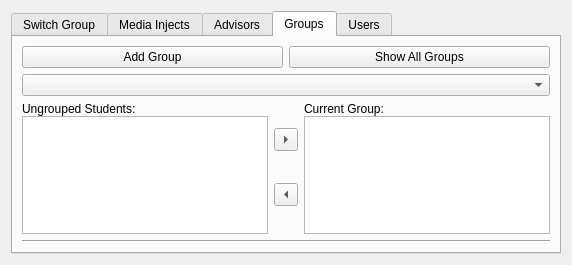
The window that ui/EditScenarioForm.ui (dmzdev/stance) describes before a commit, drawn with Qt 5.
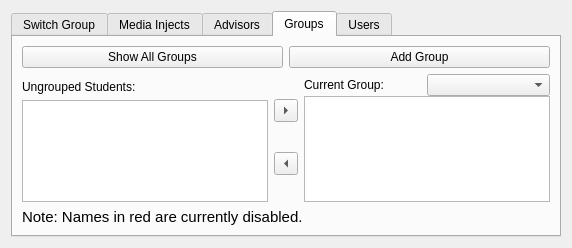
The same window after the commit. The open tabs and pages were chosen to show the change.

Commit message: Colored text when disabling users. Creating and editing users with new permissions. UI changes to edit scenario.

Patch:
```diff
--- a/ui/EditScenarioForm.ui
+++ b/ui/EditScenarioForm.ui
@@ -7,7 +7,7 @@
     <x>0</x>
     <y>0</y>
     <width>572</width>
-    <height>265</height>
+    <height>248</height>
    </rect>
   </property>
   <property name="windowTitle">
@@ -174,18 +174,7 @@
       </attribute>
       <layout class="QVBoxLayout" name="verticalLayout_40">
        <item>
-        <layout class="QHBoxLayout" name="horizontalLayout_31">
-         <item>
-          <layout class="QVBoxLayout" name="verticalLayout_3">
-           <item>
             <layout class="QHBoxLayout" name="horizontalLayout_5">
-             <item>
-              <widget class="QPushButton" name="addGroupButton">
-               <property name="text">
-                <string>Add Group</string>
-               </property>
-              </widget>
-             </item>
              <item>
               <widget class="QPushButton" name="allGroupButton">
                <property name="text">
@@ -193,12 +182,12 @@
                </property>
               </widget>
              </item>
-            </layout>
-           </item>
            <item>
-            <widget class="QComboBox" name="groupComboBox"/>
-           </item>
-          </layout>
+          <widget class="QPushButton" name="addGroupButton">
+           <property name="text">
+            <string>Add Group</string>
+           </property>
+          </widget>
          </item>
         </layout>
        </item>
@@ -211,6 +200,12 @@
            </property>
            <item>
             <widget class="QLabel" name="label_5">
+             <property name="minimumSize">
+              <size>
+               <width>0</width>
+               <height>26</height>
+              </size>
+             </property>
              <property name="text">
               <string>Ungrouped Students:</string>
              </property>
@@ -227,6 +222,9 @@
          </item>
          <item>
           <layout class="QVBoxLayout" name="verticalLayout_42">
+           <property name="spacing">
+            <number>5</number>
+           </property>
            <item>
             <widget class="QToolButton" name="addStudentButton">
              <property name="text">
@@ -255,6 +253,8 @@
             <number>0</number>
            </property>
            <item>
+            <layout class="QHBoxLayout" name="horizontalLayout_2">
+             <item>
             <widget class="QLabel" name="label_6">
              <property name="text">
               <string>Current Group:</string>
@@ -262,6 +262,11 @@
             </widget>
            </item>
            <item>
+              <widget class="QComboBox" name="groupComboBox"/>
+             </item>
+            </layout>
+           </item>
+           <item>
             <widget class="QListWidget" name="groupStudentList">
              <property name="alternatingRowColors">
               <bool>true</bool>
@@ -273,9 +278,14 @@
         </layout>
        </item>
        <item>
-        <widget class="Line" name="line_3">
-         <property name="orientation">
-          <enum>Qt::Horizontal</enum>
+        <widget class="QLabel" name="label_4">
+         <property name="font">
+          <font>
+           <pointsize>11</pointsize>
+          </font>
+         </property>
+         <property name="text">
+          <string>Note: Names in red are currently disabled.</string>
          </property>
         </widget>
        </item>
```
Left out of the diff: 18 changed lines with no effect on the pictures. Lines whose indentation alone changed are shown as unchanged. The commit also changes 3 other files.
